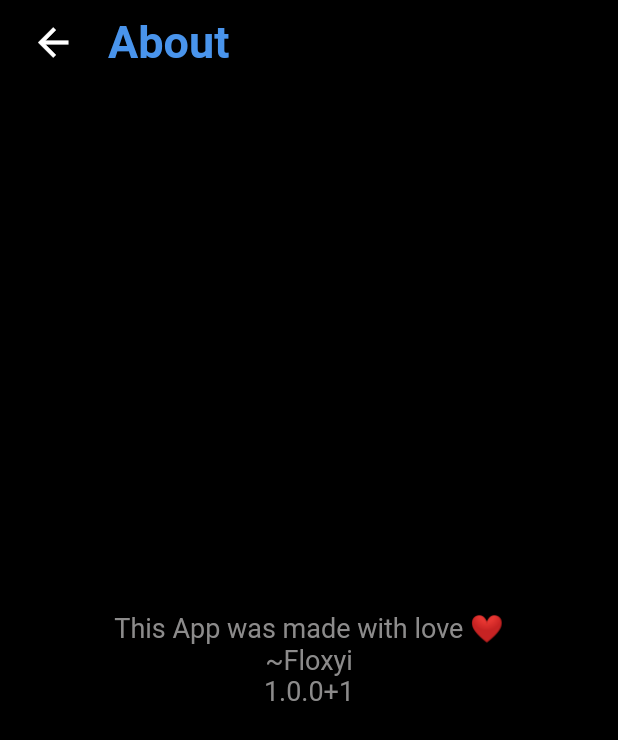
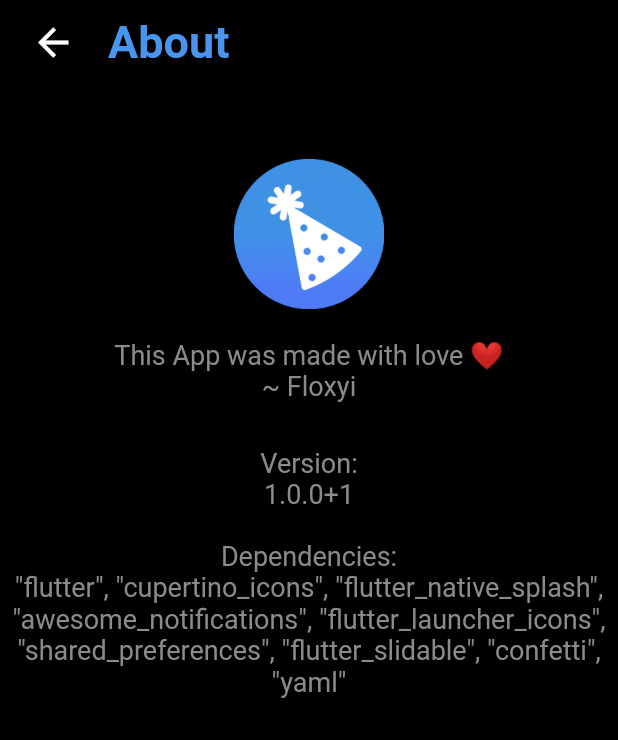
Before and after one commit to Floxyi/Daty, a Flutter app: the AboutPage screen opened directly, on a phone screen of 412 x 824 dp. Shown: the top 740 px of the screen. Run offline on Flutter 3.47's test engine with Material 2 defaults, Android fonts, the phone set to English and light mode, and no system bars; our stand-ins replace awesome_notifications, confetti, flutter_native_splash, flutter_slidable, shared_preferences, yaml; accounts and stored records are empty.

Commit message:
improved about page

```diff
--- a/lib/screens/about_page.dart
+++ b/lib/screens/about_page.dart
@@ -11,6 +11,8 @@ class AboutPage extends StatefulWidget {
 }
 
 class _AboutPageState extends State<AboutPage> {
+  final ScrollController _scrollController = ScrollController();
+
   @override
   Widget build(BuildContext context) {
     return Scaffold(
@@ -53,31 +55,41 @@ class _AboutPageState extends State<AboutPage> {
   }
 
   Widget body() {
-    return Center(
-      child: Column(
-        children: [
-          FutureBuilder(
+    return RawScrollbar(
+      thumbColor: Constants.lighterGrey,
+      radius: const Radius.circular(20),
+      thickness: 5,
+      thumbVisibility: true,
+      controller: _scrollController,
+      child: SingleChildScrollView(
+        controller: _scrollController,
+        child: FutureBuilder(
           future: rootBundle.loadString('pubspec.yaml'),
           builder: (context, snapshot) {
             if (snapshot.hasData) {
               return infoText(
                 loadYaml(snapshot.data as String)['author'],
                 loadYaml(snapshot.data as String)['version'],
+                loadYaml(snapshot.data as String)['dependencies'],
               );
             }
             return Container();
           },
         ),
-        ],
       ),
     );
   }
 
-  Widget infoText(String author, String version) {
-    return Expanded(
-      child: Column(
+  Widget infoText(String author, String version, YamlMap dependencies) {
+    return Column(
       mainAxisAlignment: MainAxisAlignment.center,
       children: [
+        const SizedBox(height: 50),
+        SizedBox(
+          width: 100,
+          child: Image.asset('images/app_icon_android.png'),
+        ),
+        const SizedBox(height: 20),
         const Text(
           'This App was made with love ❤️',
           textAlign: TextAlign.center,
@@ -87,15 +99,25 @@ class _AboutPageState extends State<AboutPage> {
           ),
         ),
         Text(
-            '~$author',
+          '~ $author',
           textAlign: TextAlign.center,
           style: const TextStyle(
             fontSize: Constants.normalFontSize,
             color: Constants.lighterGrey,
           ),
         ),
+        const SizedBox(height: 30),
         Text(
-            version,
+          'Version: \n$version',
+          textAlign: TextAlign.center,
+          style: const TextStyle(
+            fontSize: Constants.normalFontSize,
+            color: Constants.lighterGrey,
+          ),
+        ),
+        const SizedBox(height: 20),
+        Text(
+          'Dependencies: \n"${dependencies.keys.join('", "')}"',
           textAlign: TextAlign.center,
           style: const TextStyle(
             fontSize: Constants.normalFontSize,
@@ -103,7 +125,6 @@ class _AboutPageState extends State<AboutPage> {
           ),
         ),
       ],
-      ),
     );
   }
 }
--- a/lib/screens/home_page.dart
+++ b/lib/screens/home_page.dart
@@ -1,6 +1,5 @@
 import 'package:awesome_notifications/awesome_notifications.dart';
 import 'package:daty/components/birthday_card.dart';
-import 'package:daty/screens/about_page.dart';
 import 'package:daty/screens/birthday_add_page.dart';
 import 'package:daty/screens/settings_page.dart';
 import 'package:daty/utilities/Birthday.dart';
@@ -72,7 +71,6 @@ class _HomePageState extends State<HomePage> {
       actions: [
         settingsButton(context),
       ],
-      leading: infoButton(context),
     );
   }
 
@@ -90,26 +88,6 @@ class _HomePageState extends State<HomePage> {
         Navigator.of(context).push(MaterialPageRoute(
           builder: (BuildContext context) {
             return const SettingsPage();
-          },
-        ));
-      },
-    );
-  }
-
-  GestureDetector infoButton(BuildContext context) {
-    return GestureDetector(
-      behavior: HitTestBehavior.translucent,
-      child: Container(
-        margin: const EdgeInsets.only(left: 15),
-        child: const Icon(
-          Icons.info_outline,
-          size: 30,
-        ),
-      ),
-      onTap: () {
-        Navigator.of(context).push(MaterialPageRoute(
-          builder: (BuildContext context) {
-            return const AboutPage();
           },
         ));
       },
--- a/lib/screens/settings_page.dart
+++ b/lib/screens/settings_page.dart
@@ -1,5 +1,6 @@
 import 'package:awesome_notifications/awesome_notifications.dart';
 import 'package:daty/components/view_title.dart';
+import 'package:daty/screens/about_page.dart';
 import 'package:daty/utilities/constants.dart';
 import 'package:daty/utilities/notification_manager.dart';
 import 'package:flutter/material.dart';
@@ -53,6 +54,9 @@ class _SettingsPageState extends State<SettingsPage>
           fontWeight: FontWeight.bold,
         ),
       ),
+      actions: [
+        infoButton(context),
+      ],
       leading: backButton(context),
     );
   }
@@ -69,6 +73,26 @@ class _SettingsPageState extends State<SettingsPage>
       ),
       onTap: () {
         Navigator.pop(context);
+      },
+    );
+  }
+
+  GestureDetector infoButton(BuildContext context) {
+    return GestureDetector(
+      behavior: HitTestBehavior.translucent,
+      child: Container(
+        margin: const EdgeInsets.only(right: 15),
+        child: const Icon(
+          Icons.info_outline,
+          size: 30,
+        ),
+      ),
+      onTap: () {
+        Navigator.of(context).push(MaterialPageRoute(
+          builder: (BuildContext context) {
+            return const AboutPage();
+          },
+        ));
       },
     );
   }
--- a/pubspec.yaml
+++ b/pubspec.yaml
@@ -17,7 +17,6 @@ dependencies:
   shared_preferences: ^2.0.15
   flutter_slidable: ^2.0.0
   confetti: ^0.7.0
-  curved_navigation_bar: ^1.0.3
   yaml: ^3.1.0
 
 dev_dependencies:
@@ -50,4 +49,5 @@ flutter_lints: ^2.0.0
 flutter:
   assets:
     - pubspec.yaml
+    - images/
   uses-material-design: true
```
Also changed, not shown: pubspec.lock. Lines whose indentation alone changed are shown as unchanged.
